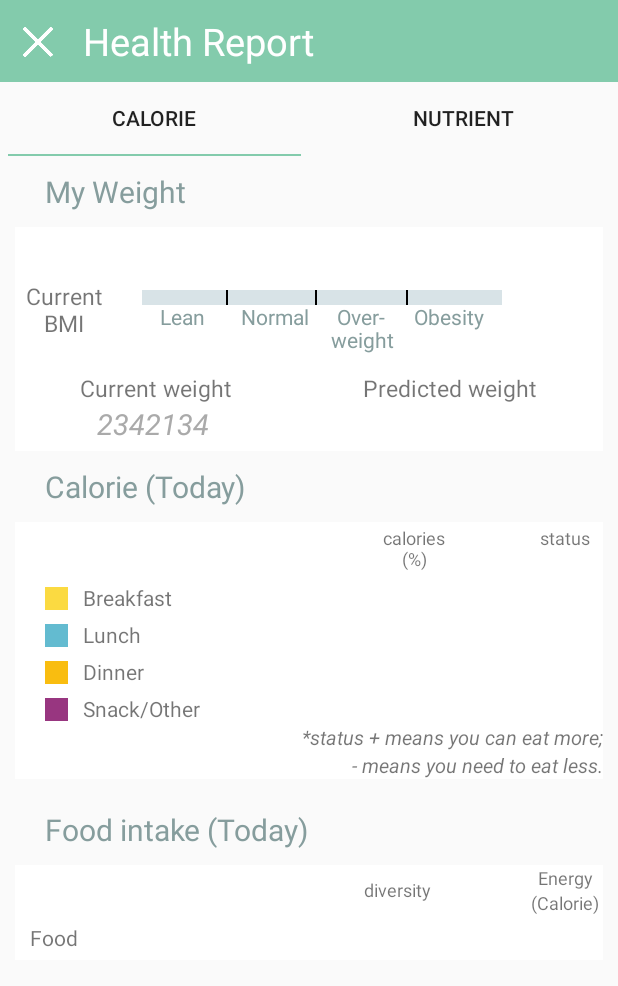
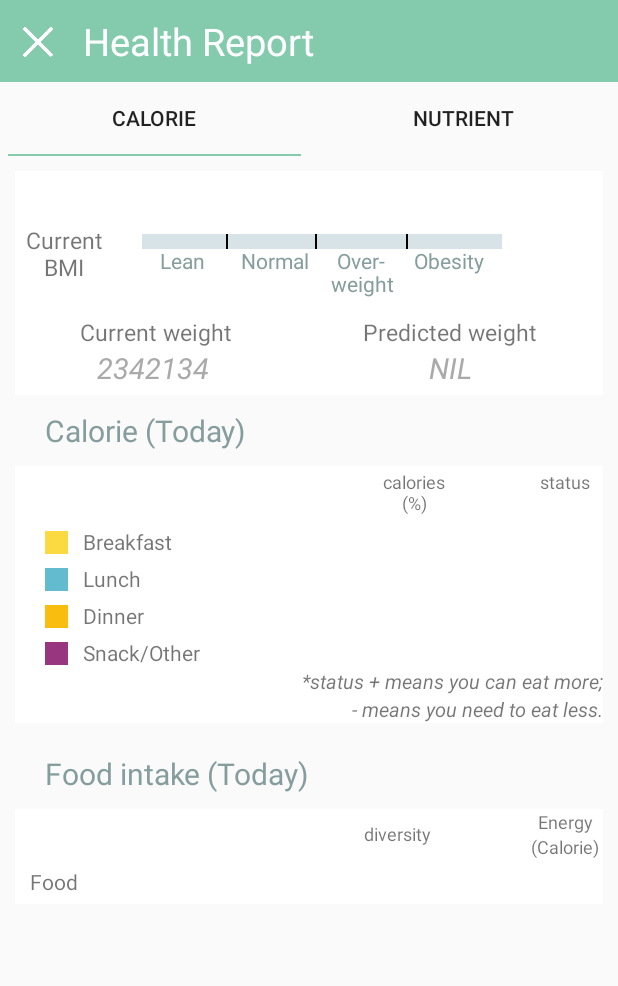
Before and after one commit to abesheknarayan/CalTracker, an Android app: the ReportActivity screen opened directly, with no data from a screen before it, on a phone screen of 412 x 824 dp. Shown: the top 986 px of the screen. Run offline under Robolectric (Android 15) with nearby library versions, the phone set to English and light mode, and no system bars; our stand-ins replace Firebase (no records; nobody signed in at launch, a user with empty details on screens opened directly).

Commit message:
[Fix]: default values in report

```diff
--- a/app/src/main/java/com/example/CalTracker/main/ReportActivity.java
+++ b/app/src/main/java/com/example/CalTracker/main/ReportActivity.java
@@ -435,7 +435,7 @@ public class ReportActivity extends AppCompatActivity {
                                                 }
                                             }
 
-                                            System.out.println("==========a嗷嗷=="+customFoodArrayList.size());
+                                            System.out.println("==========a=="+customFoodArrayList.size());
 
 
                                             getQuantityCategory(new MyCallBack() {
@@ -463,7 +463,7 @@ public class ReportActivity extends AppCompatActivity {
                                                     int typesCount = 0;
                                                     if(usersFoodArrayList1.size() == customFoodArrayList.size()){
                                                         typesCount = customFoodArrayList.size();
-                                                        System.out.println("==========呵呵=="+customFoodArrayList.size()+usersFoodArrayList1.size());
+                                                        System.out.println("============"+customFoodArrayList.size()+usersFoodArrayList1.size());
 
                                                         //calculate calorie of all food
                                                         for(int i=0; i < usersFoodArrayList1.size();i++){
@@ -676,7 +676,7 @@ public class ReportActivity extends AppCompatActivity {
                                                     d_dinnerPercent = d_dinnerPercent * 100;
                                                     d_otherPercent = d_otherPercent * 100;
 
-                                                    String str_breakfastPercent = df.format(d_breakfastPercent);//format返回String
+                                                    String str_breakfastPercent = df.format(d_breakfastPercent);//formatString
                                                     String str_lunchPercent = df.format(d_lunchPercent);
                                                     String str_dinnerPercent = df.format(d_dinnerPercent);
                                                     String str_otherPercent = df.format(d_otherPercent);
--- a/app/src/main/res/layout/activity_health_report.xml
+++ b/app/src/main/res/layout/activity_health_report.xml
@@ -95,14 +95,6 @@
         android:layout_height="wrap_content"
         android:orientation="vertical"
         >
-    <TextView
-        android:layout_width="wrap_content"
-        android:layout_height="wrap_content"
-        android:text="@string/my_weight"
-        android:textColor="#869d9d"
-        android:textSize="20sp"
-        android:layout_marginTop="10dp"
-        android:layout_marginStart="30dp"/>
 
     <LinearLayout
         android:layout_width="match_parent"
@@ -412,7 +404,7 @@
                         android:layout_height="wrap_content"
                         android:textColor="@android:color/darker_gray"
                         android:textStyle="italic"
-                        android:text=""
+                        android:text="NIL"
                         android:textSize="19sp"/>
                 </LinearLayout>
 
@@ -910,7 +902,7 @@
                             android:layout_width="60dp"
                             android:layout_height="wrap_content"
                             android:gravity="center"
-                            android:text="14700.0"
+                            android:text="0.0"
                             android:textSize="12sp"/>
                         <Space
                             android:layout_width="0dp"
@@ -966,7 +958,7 @@
                             android:layout_width="60dp"
                             android:layout_height="wrap_content"
                             android:gravity="center"
-                            android:text=""
+                            android:text="0.0"
                             android:textSize="12sp"/>
                         <Space
                             android:layout_width="0dp"
@@ -1023,7 +1015,7 @@
                             android:layout_width="60dp"
                             android:layout_height="wrap_content"
                             android:gravity="center"
-                            android:text=""
+                            android:text="0.0"
                             android:textSize="12sp"/>
                         <Space
                             android:layout_width="0dp"
@@ -1081,7 +1073,7 @@
                             android:layout_width="60dp"
                             android:layout_height="wrap_content"
                             android:gravity="center"
-                            android:text=""
+                            android:text="0.0"
                             android:textSize="12sp"/>
                         <Space
                             android:layout_width="0dp"
```
